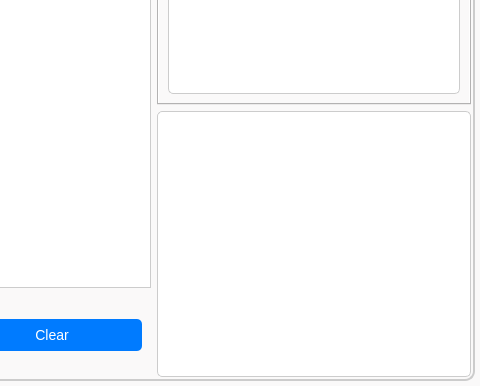
Extervin/AUCTool, file serverinterface.ui: the form before one commit; both pictures show x 800 to 1280 and y 334 to 720 of the 1280 by 720 pixel window.
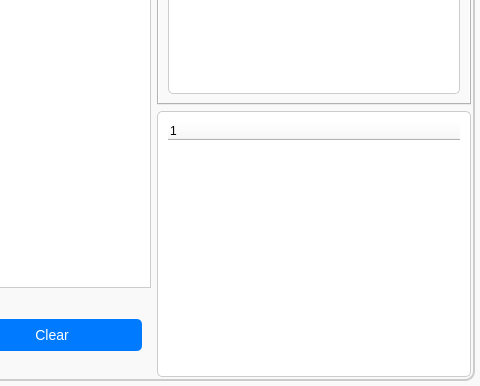
The form after the commit. Icons and pictures are not drawn.

Patch:
```diff
--- a/serverinterface.ui
+++ b/serverinterface.ui
@@ -441,9 +441,6 @@
       </layout>
      </widget>
     </item>
-    <item row="3" column="2" rowspan="2">
-     <widget class="QTreeView" name="errorTreeView"/>
-    </item>
     <item row="0" column="2" rowspan="3">
      <widget class="QTabWidget" name="tabWidget">
       <property name="sizePolicy">
@@ -527,6 +524,9 @@
       </widget>
      </widget>
     </item>
+    <item row="3" column="2" rowspan="2">
+     <widget class="QTreeWidget" name="errorTreeWidget"/>
+    </item>
    </layout>
   </widget>
   <widget class="QMenuBar" name="menubar">
```
Left out of the diff: 2 changed lines with no effect on the pictures.
